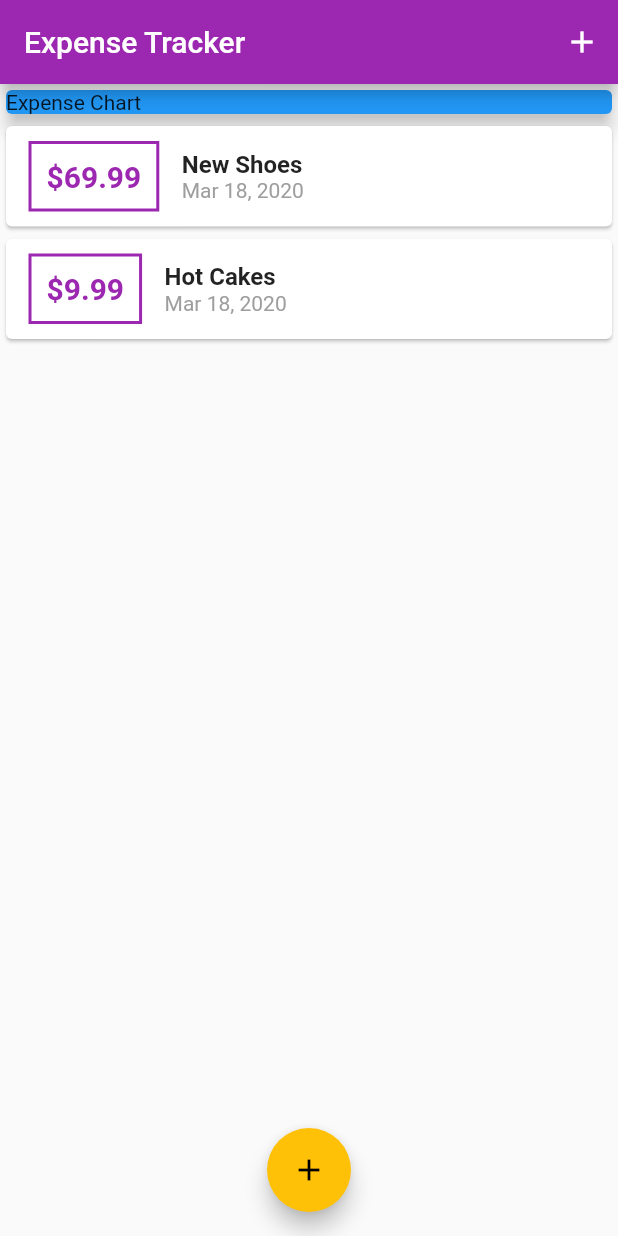
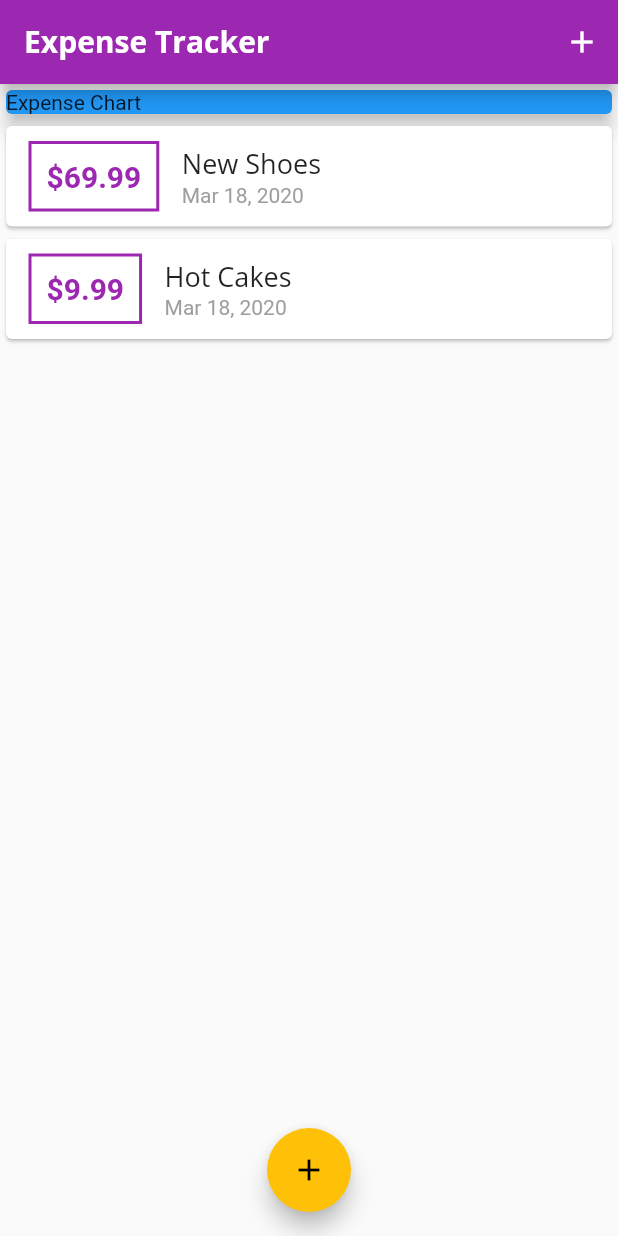
Before and after one commit to vinayreddyking/expense_tracker_tutorial, a Flutter app: the screen it shows after launch, on a phone screen of 412 x 824 dp. Run offline on Flutter 3.47's test engine with Material 2 defaults, Android fonts, the phone set to English and light mode, and no system bars.

Commit message:
adding fonts in theming

```diff
--- a/lib/main.dart
+++ b/lib/main.dart
@@ -15,6 +15,22 @@ class MyApp extends StatelessWidget {
       theme: ThemeData(
         primarySwatch: Colors.purple,
         accentColor: Colors.amber,
+        fontFamily: 'Quicksand' ,
+        textTheme: ThemeData.light().textTheme.copyWith(
+          title: TextStyle(
+            fontFamily: 'OpenSans',
+            fontSize: 18,
+          ),
+        ),
+        appBarTheme: AppBarTheme(
+          textTheme: ThemeData.light().textTheme.copyWith(
+            title: TextStyle(
+              fontFamily: 'OpenSans',
+              fontSize: 20,
+              fontWeight: FontWeight.bold,
+            ),
+          ),
+        ),
       ),
       debugShowCheckedModeBanner: false,
       home: MyHome(),
--- a/lib/widgets/transaction_list.dart
+++ b/lib/widgets/transaction_list.dart
@@ -36,10 +36,7 @@ class TransactionList extends StatelessWidget {
                         crossAxisAlignment: CrossAxisAlignment.start,
                         children: <Widget>[
                           Text(transactions[index].title,
-                              style:TextStyle(
-                                fontSize: 16,
-                                fontWeight: FontWeight.bold,
-                              ),
+                              style:Theme.of(context).textTheme.title,
                           ),
                           Text( DateFormat.yMMMd().format(transactions[index].date),
                           style: TextStyle(
```
Also changed, not shown: pubspec.yaml (+13 -0 lines), assets/fonts/OpenSans-Bold.ttf (added), assets/fonts/OpenSans-BoldItalic.ttf (added), assets/fonts/OpenSans-ExtraBold.ttf (added), assets/fonts/OpenSans-ExtraBoldItalic.ttf (added), assets/fonts/OpenSans-Italic.ttf (added), assets/fonts/OpenSans-Light.ttf (added), assets/fonts/OpenSans-LightItalic.ttf (added), assets/fonts/OpenSans-Regular.ttf (added), assets/fonts/OpenSans-SemiBold.ttf (added), assets/fonts/OpenSans-SemiBoldItalic.ttf (added), assets/fonts/Quicksand-Bold.ttf (added), assets/fonts/Quicksand-Light.ttf (added), assets/fonts/Quicksand-Medium.ttf (added), 2 more files.
